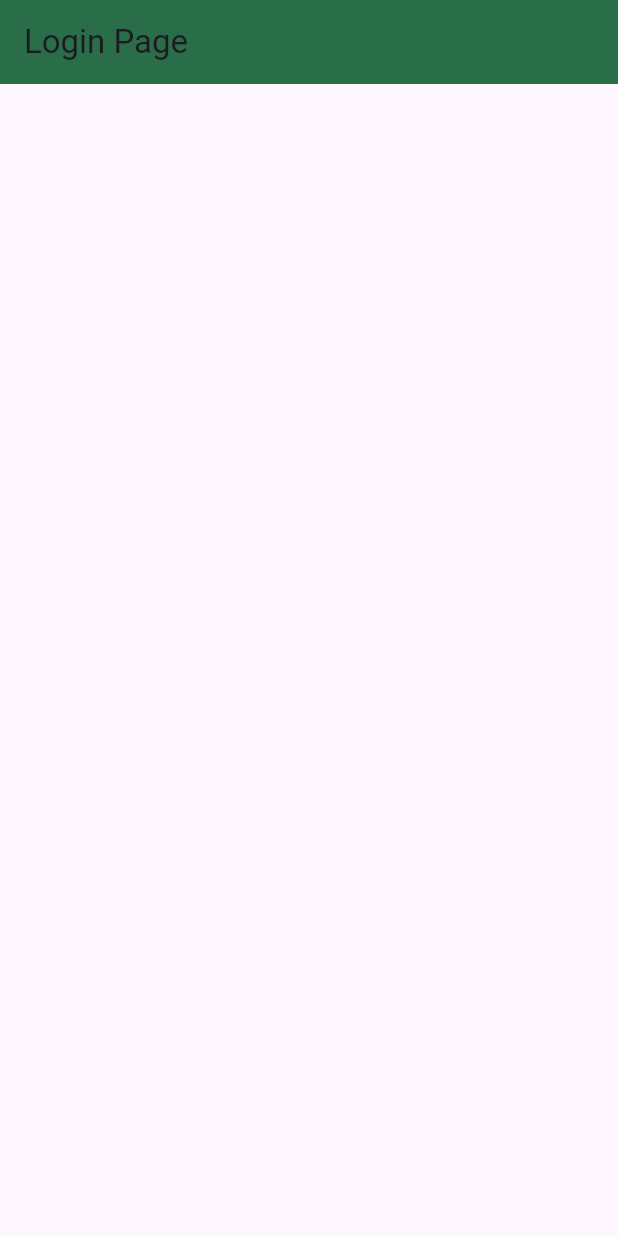
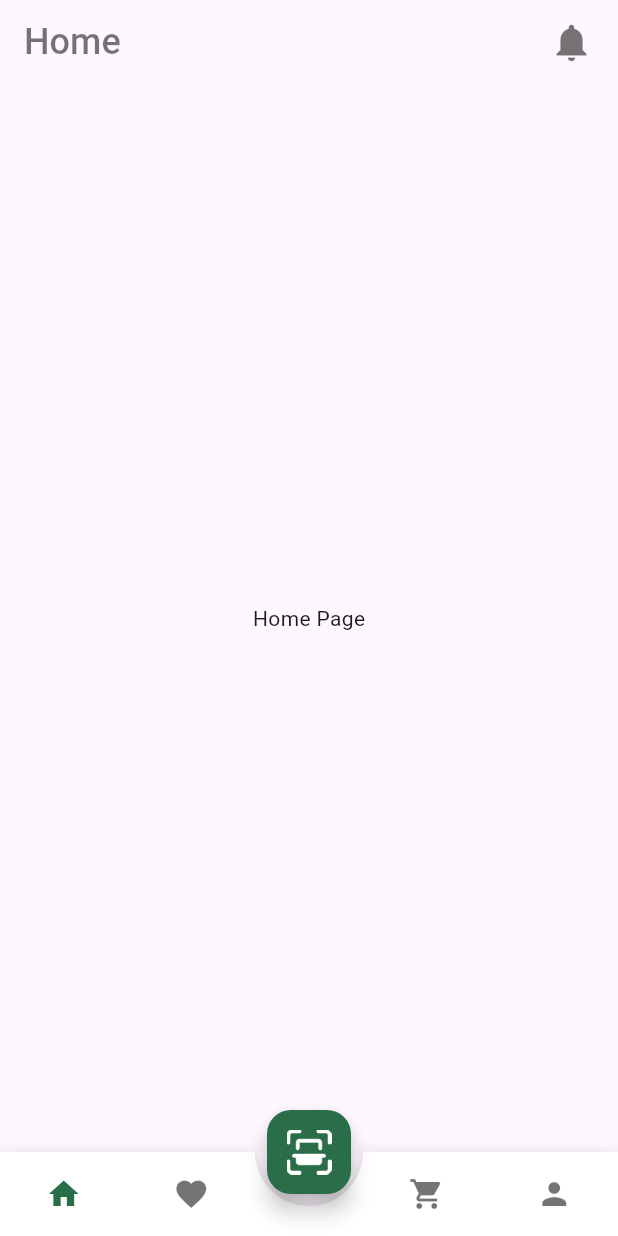
Before and after one commit to danley-newline/plants_apk_tutorial, a Flutter app: the screen it shows after launch, after a tap on the "arrow forward ios" icon, after a tap on "Skip", on a phone screen of 412 x 824 dp. Run offline on Flutter 3.47's test engine with Material 3 defaults, Android fonts, the light colour scheme and no system bars; drawn by our look-alikes of animated_bottom_navigation_bar; our stand-ins replace page_transition.

Commit message:
Route Page ok

```diff
--- a/lib/constants.dart
+++ b/lib/constants.dart
@@ -1,9 +1,12 @@
 
 import 'dart:ui';
+
+import 'package:flutter/material.dart';
 
 class Constants {
 
   static var primaryColor = const Color(0xff296e48);
+  static var blackColor = Colors.black54;
 
   static var titleOne = "Learn more about plants";
   static var descriptionOne = "Read how to care for plants in our rich plants guide.";
--- /dev/null
+++ b/lib/models/plants.dart
@@ -0,0 +1,155 @@
+class Plant {
+  final int plantId;
+  final int price;
+  final String category;
+  final String plantName;
+  final String size;
+  final double rating;
+  final int humidity;
+  final String temperature;
+  final String imageUrl;
+  bool isFavorited;
+  final String description;
+
+  Plant(
+      {required this.plantId,
+      required this.price,
+      required this.category,
+      required this.plantName,
+      required this.size,
+      required this.rating,
+      required this.humidity,
+      required this.temperature,
+      required this.imageUrl,
+      required this.isFavorited,
+      required this.description});
+
+  static List<Plant> plantList = [
+    Plant(
+      plantId: 0,
+      price: 22,
+      category: 'Indoor',
+      plantName: 'Sanseviera',
+      size: 'Small',
+      rating: 4.5,
+      humidity: 46,
+      temperature: '21 - 25',
+      imageUrl: 'assets/images/plant-one.png',
+      isFavorited: false,
+      description:
+          'Plants are essential to life on Earth. They produce oxygen through photosynthesis, which humans',
+    ),
+    Plant(
+      plantId: 1,
+      price: 38,
+      category: 'Outdoor',
+      plantName: 'Philandrop',
+      size: 'Medium',
+      rating: 4.7,
+      humidity: 34,
+      temperature: '23 - 25',
+      imageUrl: 'assets/images/plant-two.png',
+      isFavorited: false,
+      description:
+          'and animals need to breathe. There are many types of plants, from towering trees to small grasses',
+    ),
+    Plant(
+      plantId: 2,
+      price: 38,
+      category: 'Indoor',
+      plantName: 'Beach Daisy',
+      size: 'Large',
+      rating: 4.7,
+      humidity: 34,
+      temperature: '23 - 25',
+      imageUrl: 'assets/images/plant-three.png',
+      isFavorited: false,
+      description:
+          'and animals need to breathe. There are many types of plants, from towering trees to small grasses',
+    ),
+    Plant(
+      plantId: 3,
+      price: 38,
+      category: 'Outdoor',
+      plantName: 'Big Nuances',
+      size: 'Small',
+      rating: 4.2,
+      humidity: 66,
+      temperature: '23 - 28',
+      imageUrl: 'assets/images/plant-one.png',
+      isFavorited: false,
+      description:
+          'and animals need to breathe. There are many types of plants, from towering trees to small grasses',
+    ),
+    Plant(
+      plantId: 4,
+      price: 32,
+      category: 'Recommended',
+      plantName: 'Big Bluestream',
+      size: 'Large',
+      rating: 4.1,
+      humidity: 66,
+      temperature: '12 - 16',
+      imageUrl: 'assets/images/plant-four.png',
+      isFavorited: false,
+      description:
+          'and animals need to breathe. There are many types of plants, from towering trees to small grasses',
+    ),
+    Plant(
+      plantId: 5,
+      price: 19,
+      category: 'Outdoor',
+      plantName: 'Big Makil',
+      size: 'Medium',
+      rating: 4.5,
+      humidity: 34,
+      temperature: '10 - 13',
+      imageUrl: 'assets/images/plant-five.png',
+      isFavorited: false,
+      description:
+          'and animals need to breathe. There are many types of plants, from towering trees to small grasses',
+    ),
+    Plant(
+      plantId: 6,
+      price: 19,
+      category: 'Garden',
+      plantName: 'Plumango',
+      size: 'Medium',
+      rating: 4.5,
+      humidity: 34,
+      temperature: '21 - 25',
+      imageUrl: 'assets/images/plant-six.png',
+      isFavorited: false,
+      description:
+          'and animals need to breathe. There are many types of plants, from towering trees to small grasses',
+    ),
+    Plant(
+      plantId: 7,
+      price: 23,
+      category: 'Garden',
+      plantName: 'Tritonia',
+      size: 'Medium',
+      rating: 4.5,
+      humidity: 34,
+      temperature: '21 - 25',
+      imageUrl: 'assets/images/plant-seven.png',
+      isFavorited: false,
+      description:
+          'and animals need to breathe. There are many types of plants, from towering trees to small grasses',
+    ),
+    Plant(
+      plantId: 8,
+      price: 46,
+      category: 'Recommended',
+      plantName: 'Tritonia',
+      size: 'Medium',
+      rating: 4.7,
+      humidity: 46,
+      temperature: '28 - 35',
+      imageUrl: 'assets/images/plant-eight.png',
+      isFavorited: false,
+      description:
+          'and animals need to breathe. There are many types of plants, from towering trees to small grasses',
+    ),
+  ];
+}
--- a/lib/ui/onboarding_screen.dart
+++ b/lib/ui/onboarding_screen.dart
@@ -1,6 +1,7 @@
 import 'package:flutter/material.dart';
 import 'package:my_plant_app/constants.dart';
 import 'package:my_plant_app/ui/login_page.dart';
+import 'package:my_plant_app/ui/root_page.dart';
 
 class OnboardingScreen extends StatefulWidget {
   const OnboardingScreen({super.key});
@@ -28,7 +29,7 @@ class _OnboardingScreenState extends State<OnboardingScreen> {
             ),
             child: InkWell(
               onTap: () {
-                Navigator.pushReplacement(context, MaterialPageRoute(builder: (_) => const Login(),),);
+                Navigator.pushReplacement(context, MaterialPageRoute(builder: (_) => const RootPage(),),);
               }, //To login screen
               child: const Text(
                 'Skip',
@@ -96,7 +97,7 @@ class _OnboardingScreenState extends State<OnboardingScreen> {
                         _pageController.nextPage(duration: const Duration(milliseconds: 300), curve: Curves.easeIn);
                       }
                     } else {
-                      Navigator.pushReplacement(context, MaterialPageRoute(builder: (_) => const Login(),),);
+                      Navigator.pushReplacement(context, MaterialPageRoute(builder: (_) => const RootPage(),),);
                     }
                   });
                 },
--- /dev/null
+++ b/lib/ui/root_page.dart
@@ -0,0 +1,100 @@
+import 'package:animated_bottom_navigation_bar/animated_bottom_navigation_bar.dart';
+import 'package:flutter/material.dart';
+import 'package:my_plant_app/constants.dart';
+import 'package:my_plant_app/ui/login_page.dart';
+import 'package:my_plant_app/ui/scan_page.dart';
+import 'package:my_plant_app/ui/screens/cart_page.dart';
+import 'package:my_plant_app/ui/screens/favorite_page.dart';
+import 'package:my_plant_app/ui/screens/home_page.dart';
+import 'package:my_plant_app/ui/screens/profile_page.dart';
+import 'package:page_transition/page_transition.dart';
+
+class RootPage extends StatefulWidget {
+  const RootPage({super.key});
+
+  @override
+  State<RootPage> createState() => _RootPageState();
+}
+
+class _RootPageState extends State<RootPage> {
+  int _bottomNavIndex = 0;
+
+  //List of the pages
+  List<Widget> pages = const [
+    HomePage(),
+    FavoritePage(),
+    CartPage(),
+    ProfilePage()
+  ];
+
+  //List of the pages icons
+  List<IconData> iconList = [
+    Icons.home,
+    Icons.favorite,
+    Icons.shopping_cart,
+    Icons.person
+  ];
+
+  //List of the pages titles
+  List<String> titleList = ['Home', 'Favorite', 'Cart', 'Profile'];
+
+  @override
+  Widget build(BuildContext context) {
+    return Scaffold(
+      appBar: AppBar(
+        title: Row(
+          mainAxisAlignment: MainAxisAlignment.spaceBetween,
+          children: [
+            Text(
+              titleList[_bottomNavIndex],
+              style: TextStyle(
+                color: Constants.blackColor,
+                fontWeight: FontWeight.w500,
+                fontSize: 24,
+              ),
+            ),
+            Icon(
+              Icons.notifications,
+              color: Constants.blackColor,
+              size: 30.0,
+            ),
+          ],
+        ),
+        backgroundColor: Theme.of(context).scaffoldBackgroundColor,
+        elevation: 0.0,
+      ),
+      body: IndexedStack(
+        index: _bottomNavIndex,
+        children: pages,
+      ),
+      floatingActionButton: FloatingActionButton(
+        onPressed: () {
+          Navigator.push(
+            context,
+            PageTransition(
+              child: const ScanPage(),
+              type: PageTransitionType.bottomToTop,
+            ),
+          );
+        },
+        backgroundColor: Constants.primaryColor,
+        child: Image.asset('assets/images/code-scan-two.png', height: 30.0,),
+      ),
+      floatingActionButtonLocation: FloatingActionButtonLocation.centerDocked,
+      bottomNavigationBar: AnimatedBottomNavigationBar(
+        splashColor: Constants.primaryColor,
+        activeColor: Constants.primaryColor,
+        inactiveColor: const Color.fromARGB(139, 0, 0, 0),
+        icons: iconList,
+        activeIndex: _bottomNavIndex,
+        gapLocation: GapLocation.center,
+        notchSmoothness: NotchSmoothness.softEdge,
+        onTap: (index) {
+          setState(() {
+            _bottomNavIndex = index;
+          });
+        },
+      ),
+    );
+  }
+}
--- /dev/null
+++ b/lib/ui/scan_page.dart
@@ -0,0 +1,19 @@
+import 'package:flutter/material.dart';
+
+class ScanPage extends StatefulWidget {
+  const ScanPage({super.key});
+
+  @override
+  State<ScanPage> createState() => _ScanPageState();
+}
+
+class _ScanPageState extends State<ScanPage> {
+  @override
+  Widget build(BuildContext context) {
+    return Scaffold(
+      appBar: AppBar(
+        title: const Text("Scan Page"),
+      ),
+    );
+  }
+}
--- /dev/null
+++ b/lib/ui/screens/cart_page.dart
@@ -0,0 +1,19 @@
+import 'package:flutter/material.dart';
+
+class CartPage extends StatefulWidget {
+  const CartPage({super.key});
+
+  @override
+  State<CartPage> createState() => _CartPageState();
+}
+
+class _CartPageState extends State<CartPage> {
+  @override
+  Widget build(BuildContext context) {
+    return const Scaffold(
+      body: Center(
+        child: Text('Cart Page'),
+      ),
+    );
+  }
+}
--- /dev/null
+++ b/lib/ui/screens/favorite_page.dart
@@ -0,0 +1,19 @@
+import 'package:flutter/material.dart';
+
+class FavoritePage extends StatefulWidget {
+  const FavoritePage({super.key});
+
+  @override
+  State<FavoritePage> createState() => _FavoritePageState();
+}
+
+class _FavoritePageState extends State<FavoritePage> {
+  @override
+  Widget build(BuildContext context) {
+    return const Scaffold(
+      body: Center(
+        child: Text("Favorite Page"),
+      ),
+    );
+  }
+}
--- /dev/null
+++ b/lib/ui/screens/home_page.dart
@@ -0,0 +1,19 @@
+import 'package:flutter/material.dart';
+
+class HomePage extends StatefulWidget {
+  const HomePage({super.key});
+
+  @override
+  State<HomePage> createState() => _HomePageState();
+}
+
+class _HomePageState extends State<HomePage> {
+  @override
+  Widget build(BuildContext context) {
+    return const Scaffold(
+      body: Center(
+        child: Text("Home Page"),
+      ),
+    );
+  }
+}
--- /dev/null
+++ b/lib/ui/screens/profile_page.dart
@@ -0,0 +1,19 @@
+import 'package:flutter/material.dart';
+
+class ProfilePage extends StatefulWidget {
+  const ProfilePage({super.key});
+
+  @override
+  State<ProfilePage> createState() => _ProfilePageState();
+}
+
+class _ProfilePageState extends State<ProfilePage> {
+  @override
+  Widget build(BuildContext context) {
+    return const Scaffold(
+      body: Center(
+        child: Text("Profile Page"),
+      ),
+    );
+  }
+}
--- a/pubspec.yaml
+++ b/pubspec.yaml
@@ -34,6 +34,8 @@ dependencies:
   # The following adds the Cupertino Icons font to your application.
   # Use with the CupertinoIcons class for iOS style icons.
   cupertino_icons: ^1.0.8
+  animated_bottom_navigation_bar: ^1.3.3
+  page_transition: ^2.1.0
 
 dev_dependencies:
   flutter_test:
```
Also changed, not shown: pubspec.lock.
